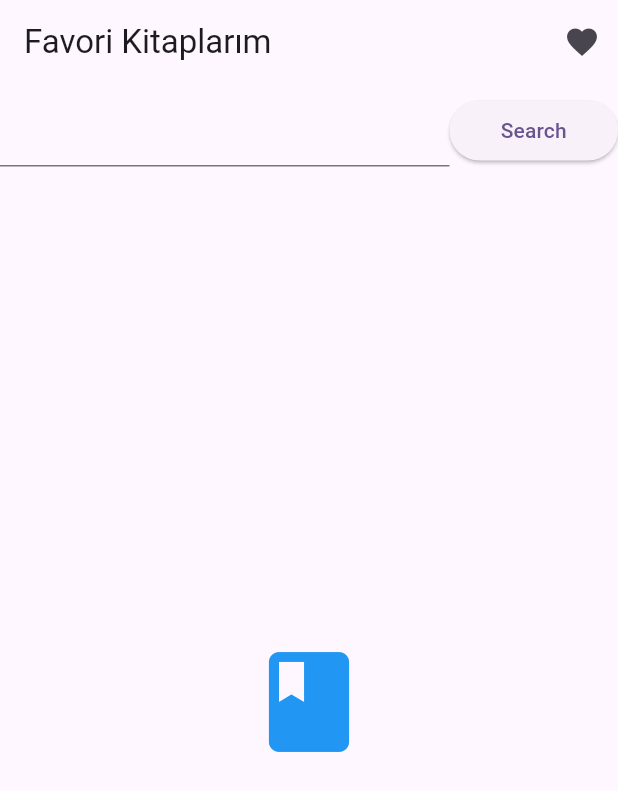
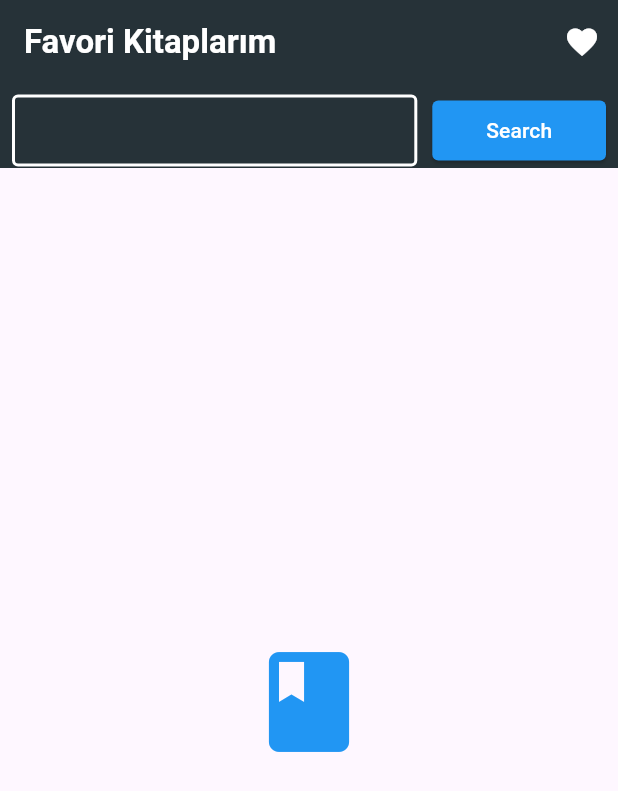
Before and after one commit to egemenongel/fav_books, a Flutter app: the screen it shows after launch, on a phone screen of 412 x 824 dp. Shown: the top 791 px of the screen. Run offline on Flutter 3.47's test engine with Material 3 defaults, Android fonts, the light colour scheme and no system bars; our stand-ins replace dio, flutter_hooks, freezed_annotation, hive_flutter, hooks_riverpod; accounts and stored records are empty.

Commit message:
feat: Implement theme and refactor code

```diff
--- a/lib/core/components/custom_app_bar.dart
+++ b/lib/core/components/custom_app_bar.dart
@@ -16,7 +16,12 @@ class CustomAppBar extends StatelessWidget implements PreferredSizeWidget {
     return AppBar(
       elevation: 0,
       scrolledUnderElevation: 0,
-      title: Text(title),
+      title: Text(
+        title,
+        style: const TextStyle(
+          fontWeight: FontWeight.bold,
+        ),
+      ),
       centerTitle: false,
       actions: actions,
       bottom: bottom,
--- /dev/null
+++ b/lib/core/components/empty_list_widget.dart
@@ -0,0 +1,16 @@
+import 'package:flutter/material.dart';
+
+class EmptyListWidget extends StatelessWidget {
+  const EmptyListWidget({super.key});
+
+  @override
+  Widget build(BuildContext context) {
+    return const Center(
+      child: Icon(
+        Icons.book,
+        size: 80,
+        color: Colors.blue,
+      ),
+    );
+  }
+}
--- /dev/null
+++ b/lib/core/theme/custom_theme.dart
@@ -0,0 +1,58 @@
+import 'package:flutter/material.dart';
+
+class CustomTheme {
+  static ThemeData theme = ThemeData(
+    colorScheme: ColorScheme.fromSeed(seedColor: Colors.deepPurple).copyWith(
+      background: Colors.blueGrey.shade900,
+    ),
+    textTheme: const TextTheme(
+      headlineSmall: TextStyle(
+        color: Colors.white,
+        fontWeight: FontWeight.bold,
+        fontSize: 16,
+        overflow: TextOverflow.ellipsis,
+      ),
+      bodyLarge: TextStyle(
+        color: Colors.white,
+        fontSize: 10,
+        overflow: TextOverflow.ellipsis,
+      ),
+      bodySmall: TextStyle(
+        color: Colors.white,
+        fontSize: 9,
+        overflow: TextOverflow.ellipsis,
+      ),
+    ),
+    appBarTheme: AppBarTheme(
+      backgroundColor: Colors.blueGrey.shade900,
+      foregroundColor: Colors.white,
+    ),
+    inputDecorationTheme: const InputDecorationTheme(
+      focusedBorder: OutlineInputBorder(
+        borderSide: BorderSide(
+          color: Colors.blue,
+          width: 2,
+        ),
+      ),
+      enabledBorder: OutlineInputBorder(
+        borderSide: BorderSide(
+          color: Colors.white,
+          width: 2,
+        ),
+      ),
+    ),
+    elevatedButtonTheme: const ElevatedButtonThemeData(
+      style: ButtonStyle(
+        shape: MaterialStatePropertyAll(
+          RoundedRectangleBorder(
+            borderRadius: BorderRadius.all(
+              Radius.circular(4),
+            ),
+          ),
+        ),
+        foregroundColor: MaterialStatePropertyAll(Colors.white),
+        backgroundColor: MaterialStatePropertyAll(Colors.blue),
+      ),
+    ),
+  );
+}
--- a/lib/features/home/view/home_view.dart
+++ b/lib/features/home/view/home_view.dart
@@ -1,5 +1,6 @@
 import 'package:fav_books/core/components/async_widget.dart';
 import 'package:fav_books/core/components/custom_app_bar.dart';
+import 'package:fav_books/core/components/empty_list_widget.dart';
 import 'package:fav_books/features/favorites/favorites_view.dart';
 import 'package:fav_books/features/home/view/book_tile.dart';
 import 'package:fav_books/features/home/viewmodel/book_list_viewmodel.dart';
@@ -31,16 +32,19 @@ class HomeView extends HookConsumerWidget {
           ),
           child: SizedBox(
             height: 50,
+            child: Padding(
+              padding: const EdgeInsets.symmetric(horizontal: 8),
               child: Row(
                 children: [
                   Expanded(
-                  flex: 8,
+                    flex: 14,
                     child: TextFormField(
                       controller: searchField,
                     ),
                   ),
+                  const SizedBox(width: 10),
                   Expanded(
-                  flex: 3,
+                    flex: 6,
                     child: ElevatedButton(
                       onPressed: () async {
                         if (searchField.text.isEmpty) return;
@@ -64,6 +68,7 @@ class HomeView extends HookConsumerWidget {
             ),
           ),
         ),
+      ),
       body: _Body(ref),
     );
   }
@@ -77,36 +82,24 @@ class _Body extends StatelessWidget {
     final state = ref.watch(bookListViewmodelProvider);
     return AsyncWidget(
       asyncData: state,
-      builder: (volume) => volume == null
-          ? const _EmptyWidget()
-          : volume.items == null
-              ? const _EmptyWidget()
-              : ListView.builder(
+      builder: (volume) {
+        if (volume == null || volume.items == null) {
+          return const EmptyListWidget();
+        }
+        return ListView.builder(
+          itemCount: volume.items!.length,
           itemBuilder: (_, index) {
             final book = volume.items![index].volumeInfo;
-                    if (book == null) return const SizedBox.shrink();
+            if (book == null) {
+              return const SizedBox.shrink();
+            }
             return BookTile(
               book: book,
               index: index,
             );
           },
-                  itemCount: volume.items!.length,
-                ),
+        );
+      },
     );
   }
 }
-
-class _EmptyWidget extends StatelessWidget {
-  const _EmptyWidget();
-
-  @override
-  Widget build(BuildContext context) {
-    return const Center(
-      child: Icon(
-        Icons.book,
-        size: 80,
-        color: Colors.blue,
-      ),
-    );
-  }
-}
--- a/lib/main.dart
+++ b/lib/main.dart
@@ -1,4 +1,5 @@
 import 'package:fav_books/core/constants/constants.dart';
+import 'package:fav_books/core/theme/custom_theme.dart';
 import 'package:fav_books/features/home/view/home_view.dart';
 import 'package:fav_books/features/models/book_model.dart';
 import 'package:fav_books/features/models/image_links_model.dart';
@@ -26,10 +27,7 @@ class MyApp extends StatelessWidget {
   Widget build(BuildContext context) {
     return MaterialApp(
       title: 'Favori Kitaplarım',
-      theme: ThemeData(
-        colorScheme: ColorScheme.fromSeed(seedColor: Colors.deepPurple),
-        useMaterial3: true,
-      ),
+      theme: CustomTheme.theme,
       home: const HomeView(),
     );
   }
```
Also changed, not shown: lib/features/favorites/favorites_view.dart (+6 -2 lines), lib/features/home/view/book_tile.dart (+12 -31 lines). Lines whose indentation alone changed are shown as unchanged.
